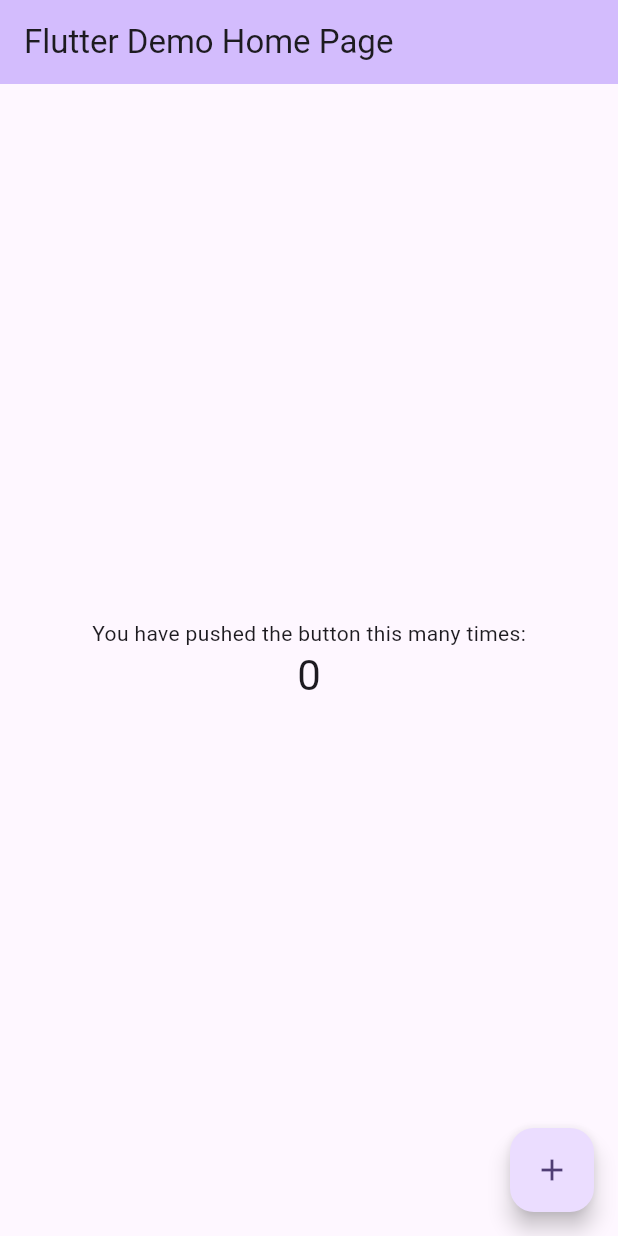
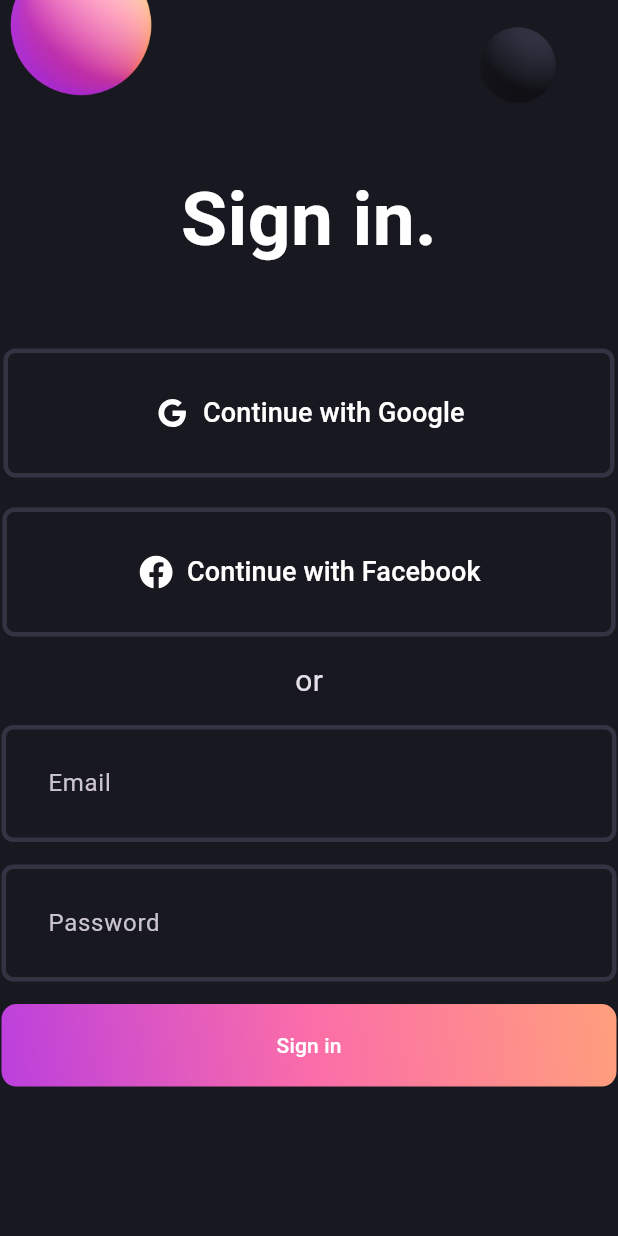
Before and after one commit to Hameed-Ur-Rehman25/login_ui, a Flutter app: the screen it shows after launch, on a phone screen of 412 x 824 dp. Run offline on Flutter 3.47's test engine with Material 3 defaults, Android fonts, the phone set to English and light mode, and no system bars; our stand-ins replace flutter_svg.

Commit message:
new file:   assets/images/signin_balls.png 	new file:   assets/svg/f_logo.svg 	new file:   assets/svg/g_logo.svg 	new file:   lib/login_screen.dart 	modified:   lib/main.dart 	new file:   lib/pallete.dart 	new file:   lib/widgets/social_button.dart 	new file:   lib/widgets/text_field_input.dart 	modified:   pubspec.lock 	modified:   pubspec.yaml

```diff
--- /dev/null
+++ b/lib/login_screen.dart
@@ -0,0 +1,89 @@
+import 'package:flutter/material.dart';
+import 'package:login_ui/pallete.dart';
+import 'package:login_ui/widgets/social_button.dart';
+import 'package:login_ui/widgets/text_field_input.dart';
+
+class LoginScreen extends StatelessWidget {
+  const LoginScreen({super.key});
+
+  @override
+  Widget build(BuildContext context) {
+    MediaQuery.sizeOf(context);
+    return Scaffold(
+      body: SingleChildScrollView(
+        child: Center(
+          child: Column(
+            children: [
+              Image.asset('assets/images/signin_balls.png'),
+              const Text(
+                'Sign in.',
+                style: TextStyle(
+                  color: Colors.white,
+                  fontSize: 50,
+                  fontWeight: FontWeight.bold,
+                ),
+              ),
+              const SizedBox(height: 50),
+              const SocialButton(
+                  text: 'Continue with Google',
+                  iconPath: 'assets/svg/g_logo.svg'),
+              const SizedBox(height: 20),
+              const SocialButton(
+                text: 'Continue with Facebook',
+                iconPath: 'assets/svg/f_logo.svg',
+                horizontalSize: 90,
+              ),
+              const SizedBox(height: 15),
+              const Text(
+                'or',
+                style: TextStyle(
+                  fontSize: 20,
+                ),
+              ),
+              const SizedBox(height: 15),
+              const TextFieldInput(
+                title: 'Email',
+              ),
+              const SizedBox(height: 15),
+              const TextFieldInput(
+                title: 'Password',
+              ),
+              const SizedBox(height: 15),
+              Container(
+                decoration: BoxDecoration(
+                  borderRadius: BorderRadius.circular(10),
+                  gradient: const LinearGradient(
+                    colors: [
+                      Pallete.gradient1,
+                      Pallete.gradient2,
+                      Pallete.gradient3,
+                    ],
+                    begin: Alignment.bottomLeft,
+                    end: Alignment.topRight,
+                  ),
+                ),
+                child: ElevatedButton(
+                  onPressed: () {},
+                  style: ElevatedButton.styleFrom(
+                    fixedSize: const Size(410, 55),
+                    backgroundColor: Colors.transparent,
+                    shadowColor: Colors.transparent,
+                    shape: RoundedRectangleBorder(
+                      borderRadius: BorderRadius.circular(10),
+                    ),
+                  ),
+                  child: const Text(
+                    'Sign in',
+                    style: TextStyle(
+                      color: Colors.white,
+                    ),
+                  ),
+                ),
+              ),
+            ],
+          ),
+        ),
+      ),
+    );
+  }
+}
--- a/lib/main.dart
+++ b/lib/main.dart
@@ -1,125 +1,22 @@
 import 'package:flutter/material.dart';
+import 'package:login_ui/login_screen.dart';
+import 'package:login_ui/pallete.dart';
 
-void main() {
+void main(List<String> args) {
   runApp(const MyApp());
 }
 
 class MyApp extends StatelessWidget {
   const MyApp({super.key});
 
-  // This widget is the root of your application.
   @override
   Widget build(BuildContext context) {
     return MaterialApp(
-      title: 'Flutter Demo',
-      theme: ThemeData(
-        // This is the theme of your application.
-        //
-        // TRY THIS: Try running your application with "flutter run". You'll see
-        // the application has a purple toolbar. Then, without quitting the app,
-        // try changing the seedColor in the colorScheme below to Colors.green
-        // and then invoke "hot reload" (save your changes or press the "hot
-        // reload" button in a Flutter-supported IDE, or press "r" if you used
-        // the command line to start the app).
-        //
-        // Notice that the counter didn't reset back to zero; the application
-        // state is not lost during the reload. To reset the state, use hot
-        // restart instead.
-        //
-        // This works for code too, not just values: Most code changes can be
-        // tested with just a hot reload.
-        colorScheme: ColorScheme.fromSeed(seedColor: Colors.deepPurple),
-        useMaterial3: true,
+      debugShowMaterialGrid: false,
+      theme: ThemeData.dark().copyWith(
+        scaffoldBackgroundColor: Pallete.backgroundColor,
       ),
-      home: const MyHomePage(title: 'Flutter Demo Home Page'),
+      home: const LoginScreen(),
     );
   }
 }
-
-class MyHomePage extends StatefulWidget {
-  const MyHomePage({super.key, required this.title});
-
-  // This widget is the home page of your application. It is stateful, meaning
-  // that it has a State object (defined below) that contains fields that affect
-  // how it looks.
-
-  // This class is the configuration for the state. It holds the values (in this
-  // case the title) provided by the parent (in this case the App widget) and
-  // used by the build method of the State. Fields in a Widget subclass are
-  // always marked "final".
-
-  final String title;
-
-  @override
-  State<MyHomePage> createState() => _MyHomePageState();
-}
-
-class _MyHomePageState extends State<MyHomePage> {
-  int _counter = 0;
-
-  void _incrementCounter() {
-    setState(() {
-      // This call to setState tells the Flutter framework that something has
-      // changed in this State, which causes it to rerun the build method below
-      // so that the display can reflect the updated values. If we changed
-      // _counter without calling setState(), then the build method would not be
-      // called again, and so nothing would appear to happen.
-      _counter++;
-    });
-  }
-
-  @override
-  Widget build(BuildContext context) {
-    // This method is rerun every time setState is called, for instance as done
-    // by the _incrementCounter method above.
-    //
-    // The Flutter framework has been optimized to make rerunning build methods
-    // fast, so that you can just rebuild anything that needs updating rather
-    // than having to individually change instances of widgets.
-    return Scaffold(
-      appBar: AppBar(
-        // TRY THIS: Try changing the color here to a specific color (to
-        // Colors.amber, perhaps?) and trigger a hot reload to see the AppBar
-        // change color while the other colors stay the same.
-        backgroundColor: Theme.of(context).colorScheme.inversePrimary,
-        // Here we take the value from the MyHomePage object that was created by
-        // the App.build method, and use it to set our appbar title.
-        title: Text(widget.title),
-      ),
-      body: Center(
-        // Center is a layout widget. It takes a single child and positions it
-        // in the middle of the parent.
-        child: Column(
-          // Column is also a layout widget. It takes a list of children and
-          // arranges them vertically. By default, it sizes itself to fit its
-          // children horizontally, and tries to be as tall as its parent.
-          //
-          // Column has various properties to control how it sizes itself and
-          // how it positions its children. Here we use mainAxisAlignment to
-          // center the children vertically; the main axis here is the vertical
-          // axis because Columns are vertical (the cross axis would be
-          // horizontal).
-          //
-          // TRY THIS: Invoke "debug painting" (choose the "Toggle Debug Paint"
-          // action in the IDE, or press "p" in the console), to see the
-          // wireframe for each widget.
-          mainAxisAlignment: MainAxisAlignment.center,
-          children: <Widget>[
-            const Text(
-              'You have pushed the button this many times:',
-            ),
-            Text(
-              '$_counter',
-              style: Theme.of(context).textTheme.headlineMedium,
-            ),
-          ],
-        ),
-      ),
-      floatingActionButton: FloatingActionButton(
-        onPressed: _incrementCounter,
-        tooltip: 'Increment',
-        child: const Icon(Icons.add),
-      ), // This trailing comma makes auto-formatting nicer for build methods.
-    );
-  }
-}
--- /dev/null
+++ b/lib/pallete.dart
@@ -0,0 +1,10 @@
+import 'package:flutter/material.dart';
+
+class Pallete {
+  static const Color backgroundColor = Color.fromRGBO(24, 24, 32, 1);
+  static const Color gradient1 = Color.fromRGBO(187, 63, 221, 1);
+  static const Color gradient2 = Color.fromRGBO(251, 109, 169, 1);
+  static const Color gradient3 = Color.fromRGBO(255, 159, 124, 1);
+  static const Color borderColor = Color.fromRGBO(52, 51, 67, 1);
+  static const Color whiteColor = Colors.white;
+}
--- /dev/null
+++ b/lib/widgets/social_button.dart
@@ -0,0 +1,47 @@
+import 'package:flutter/material.dart';
+import 'package:flutter_svg/svg.dart';
+import 'package:login_ui/pallete.dart';
+
+class SocialButton extends StatelessWidget {
+  final String text;
+  final String iconPath;
+  final double horizontalSize;
+  const SocialButton({
+    super.key,
+    required this.text,
+    required this.iconPath,
+    this.horizontalSize = 100,
+  });
+
+  @override
+  Widget build(BuildContext context) {
+    return TextButton.icon(
+      onPressed: () {},
+      label: Text(
+        text,
+        style: const TextStyle(
+          color: Pallete.whiteColor,
+          fontSize: 18,
+        ),
+      ),
+      icon: SvgPicture.asset(
+        iconPath,
+        width: 25,
+        colorFilter: const ColorFilter.mode(Colors.white, BlendMode.srcIn),
+      ),
+      style: TextButton.styleFrom(
+        padding: EdgeInsets.symmetric(
+          horizontal: horizontalSize,
+          vertical: 30,
+        ),
+        shape: RoundedRectangleBorder(
+          side: const BorderSide(
+            color: Pallete.borderColor,
+            width: 3,
+          ),
+          borderRadius: BorderRadius.circular(8),
+        ),
+      ),
+    );
+  }
+}
--- /dev/null
+++ b/lib/widgets/text_field_input.dart
@@ -0,0 +1,37 @@
+import 'package:flutter/material.dart';
+import 'package:login_ui/pallete.dart';
+
+class TextFieldInput extends StatelessWidget {
+  final String title;
+
+  const TextFieldInput({super.key, required this.title});
+
+  @override
+  Widget build(BuildContext context) {
+    return ConstrainedBox(
+      constraints: const BoxConstraints(
+        maxWidth: 410,
+      ),
+      child: TextFormField(
+        decoration: InputDecoration(
+          contentPadding: const EdgeInsets.all(27),
+          hintText: title,
+          enabledBorder: OutlineInputBorder(
+            borderSide: const BorderSide(
+              color: Pallete.borderColor,
+              width: 3,
+            ),
+            borderRadius: BorderRadius.circular(8),
+          ),
+          focusedBorder: OutlineInputBorder(
+            borderSide: const BorderSide(
+              color: Pallete.gradient2,
+              width: 3,
+            ),
+            borderRadius: BorderRadius.circular(8),
+          ),
+        ),
+      ),
+    );
+  }
+}
```
Also changed, not shown: pubspec.yaml (+4 -3 lines), assets/images/signin_balls.png (added), assets/svg/f_logo.svg (added), assets/svg/g_logo.svg (added), pubspec.lock.
